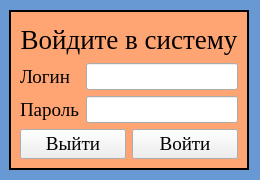
The window that workplaceForDirector/ui/logIn.ui (piplofen/pythonDev) describes before a commit, drawn with Qt 5.
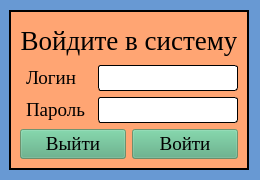
The same window after the commit. Icons and pictures are not drawn.

Commit message: nothing of note

Patch:
```diff
--- a/workplaceForDirector/ui/logIn.ui
+++ b/workplaceForDirector/ui/logIn.ui
@@ -1,7 +1,7 @@
 <?xml version="1.0" encoding="UTF-8"?>
 <ui version="4.0">
- <class>LogUpWindow</class>
- <widget class="QMainWindow" name="LogUpWindow">
+ <class>LogInWindow</class>
+ <widget class="QMainWindow" name="LogInWindow">
   <property name="geometry">
    <rect>
     <x>0</x>
@@ -30,21 +30,19 @@
   <property name="windowTitle">
    <string>Аутентификация</string>
   </property>
-  <property name="windowIcon">
-   <iconset>
-    <normaloff>study/Диплом/icons/user_users_arrow_right_profile_avatar_account_person_icon_218737.ico</normaloff>study/Диплом/icons/user_users_arrow_right_profile_avatar_account_person_icon_218737.ico</iconset>
-  </property>
   <property name="styleSheet">
-   <string notr="true">#LogUpWindow{
+   <string notr="true">#LogInWindow{
 background-color:#6899D3
-}</string>
+}
+
+</string>
   </property>
   <widget class="QWidget" name="centralwidget">
    <layout class="QVBoxLayout" name="verticalLayout_2">
     <item>
      <layout class="QVBoxLayout" name="verticalLayout">
       <item>
-       <widget class="QFrame" name="FrameLogUp">
+       <widget class="QFrame" name="FrameLogIn">
         <property name="minimumSize">
          <size>
           <width>240</width>
@@ -58,9 +56,30 @@
          </size>
         </property>
         <property name="styleSheet">
-         <string notr="true">#FrameLogUp{
+         <string notr="true">QFrame{
 background: #FFA573;
 border: 2px solid black;
+}
+
+QPushButton{
+background-color: rgba(85, 170, 127, 155);
+}
+
+QPushButton:hover{
+background-color: rgba(85, 170, 127, 135);
+}
+
+QPushButton:pressed{
+background-color: rgba(85, 170, 127, 205);
+}
+
+QLabel{
+border: 1px solid transparent;
+}
+
+QLineEdit{
+border: 1px solid black;
+border-radius: 3px;
 }</string>
         </property>
         <property name="frameShape">
@@ -183,7 +202,7 @@
                </property>
                <property name="icon">
                 <iconset>
-                 <normaloff>study/Диплом/icons/4115235-exit-logout-sign-out_114030.ico</normaloff>study/Диплом/icons/4115235-exit-logout-sign-out_114030.ico</iconset>
+                 <normaloff>../../../study/Диплом/icons/4115235-exit-logout-sign-out_114030.ico</normaloff>../../../study/Диплом/icons/4115235-exit-logout-sign-out_114030.ico</iconset>
                </property>
               </widget>
              </item>
@@ -201,7 +220,7 @@
                </property>
                <property name="icon">
                 <iconset>
-                 <normaloff>study/Диплом/icons/enter_icon-icons.com_48306.ico</normaloff>study/Диплом/icons/enter_icon-icons.com_48306.ico</iconset>
+                 <normaloff>../../../study/Диплом/icons/enter_icon-icons.com_48306.ico</normaloff>../../../study/Диплом/icons/enter_icon-icons.com_48306.ico</iconset>
                </property>
               </widget>
              </item>
```
The commit also changes 2 other files.
